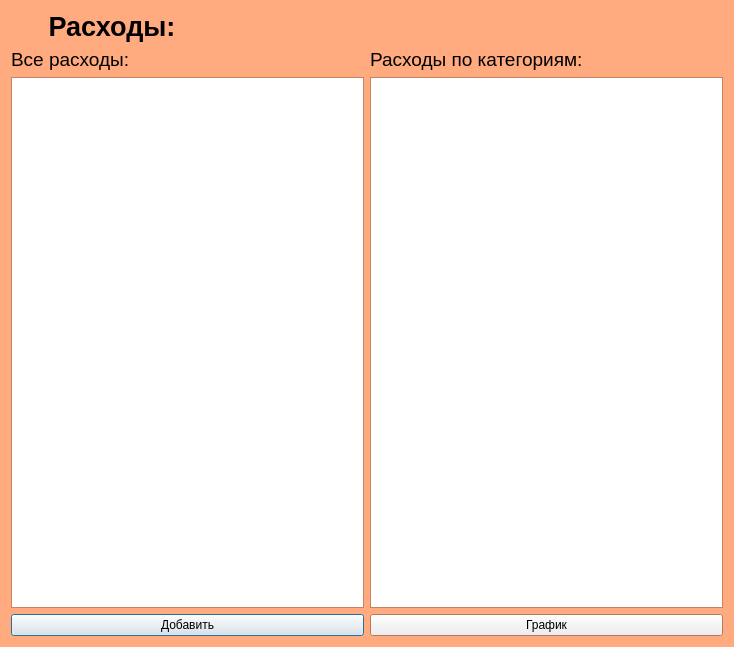
The window that add_rashodi.ui (boldoed/QT_YandexProject.) describes before a commit, drawn with Qt 5.
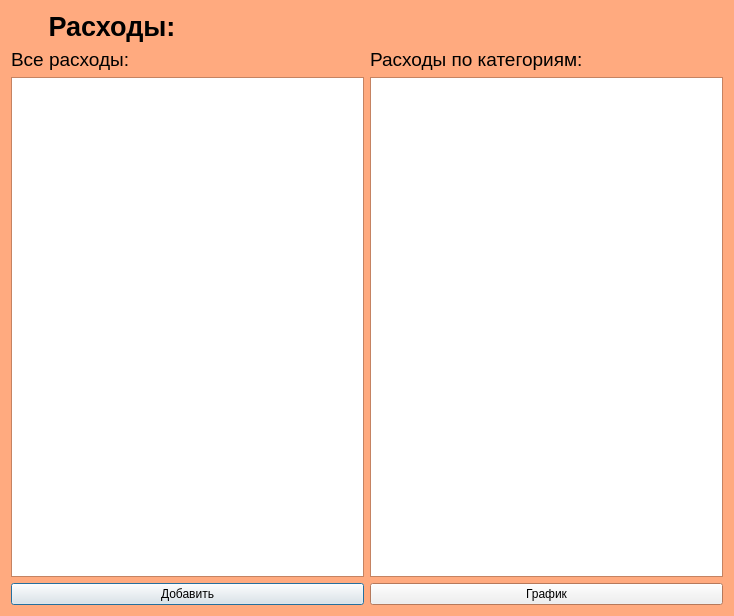
The same window after the commit.

```diff
--- a/add_rashodi.ui
+++ b/add_rashodi.ui
@@ -7,7 +7,7 @@
     <x>0</x>
     <y>0</y>
     <width>734</width>
-    <height>647</height>
+    <height>616</height>
    </rect>
   </property>
   <property name="palette">
@@ -120,7 +120,7 @@
      <item row="2" column="0">
       <layout class="QHBoxLayout" name="horizontalLayout_8">
        <item>
-        <widget class="QTextBrowser" name="rashod_window"/>
+        <widget class="QListWidget" name="rashod_window"/>
        </item>
        <item>
         <widget class="QTextBrowser" name="categories_window"/>
```
Left out of the diff: 4 changed lines with no effect on the pictures.
